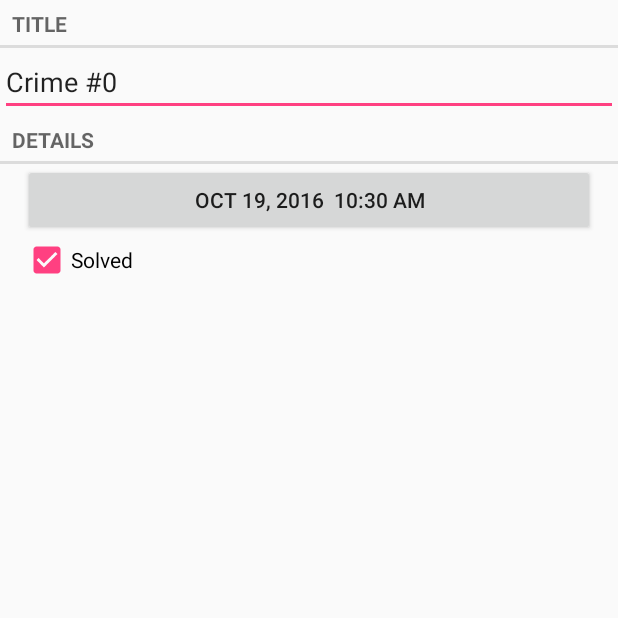
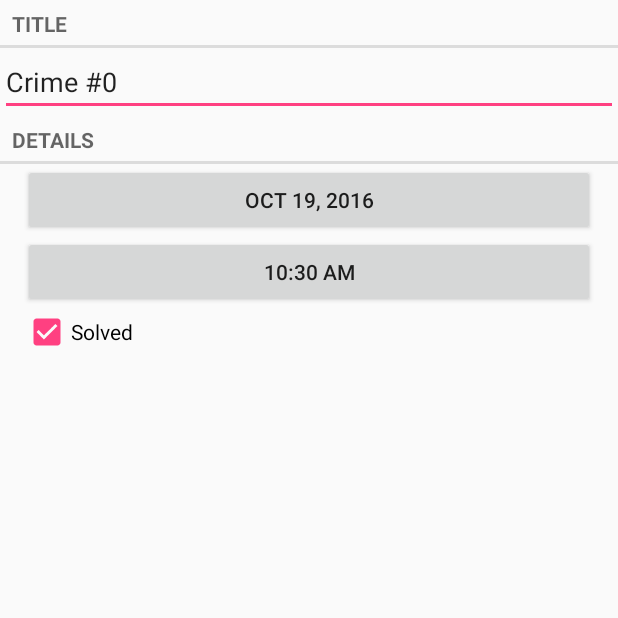
Before and after one commit to andyalam/android-playground, an Android app: the CrimeFragment screen opened directly, with no data from a screen before it, on a phone screen of 412 x 824 dp, the top half of it. Run offline under Robolectric (Android 15) with nearby library versions, the phone set to English and light mode, and no system bars.

Commit message:
added time field

```diff
--- a/CriminalIntent/app/src/main/java/com/example/andy/criminalintent/CrimeFragment.java
+++ b/CriminalIntent/app/src/main/java/com/example/andy/criminalintent/CrimeFragment.java
@@ -9,6 +9,7 @@ import android.support.v4.app.FragmentManager;
 import android.text.Editable;
 import android.text.TextWatcher;
 import android.text.format.DateFormat;
+import android.util.Log;
 import android.view.LayoutInflater;
 import android.view.View;
 import android.view.ViewGroup;
@@ -24,12 +25,15 @@ import java.util.UUID;
 public class CrimeFragment extends Fragment {
     private static final String ARG_CRIM_ID = "crime_id";
     private static final String DIALOG_DATE = "DialogDate";
+    private static final String DIALOG_TIME = "DialogTime";
 
     private static final int REQUEST_DATE = 0;
+    private static final int REQUEST_TIME = 1;
 
     private Crime mCrime;
     private EditText mTitleField;
     private Button mDateButton;
+    private Button mTimeButton;
     private CheckBox mSolvedCheckBox;
 
 
@@ -75,7 +79,6 @@ public class CrimeFragment extends Fragment {
         });
 
         mDateButton = (Button) v.findViewById(R.id.crime_date);
-
         updateDate();
         mDateButton.setOnClickListener(new View.OnClickListener() {
             @Override
@@ -84,6 +87,18 @@ public class CrimeFragment extends Fragment {
                 DatePickerFragment dialog = DatePickerFragment.newInstance(mCrime.getDate());
                 dialog.setTargetFragment(CrimeFragment.this, REQUEST_DATE);
                 dialog.show(manager, DIALOG_DATE);
+            }
+        });
+
+        mTimeButton = (Button) v.findViewById(R.id.crime_time);
+        updateTime();
+        mTimeButton.setOnClickListener(new View.OnClickListener() {
+            @Override
+            public void onClick(View v) {
+                FragmentManager manager = getFragmentManager();
+                TimePickerFragment dialog = TimePickerFragment.newInstance(mCrime.getDate());
+                dialog.setTargetFragment(CrimeFragment.this, REQUEST_TIME);
+                dialog.show(manager, DIALOG_TIME);
             }
         });
 
@@ -110,11 +125,24 @@ public class CrimeFragment extends Fragment {
             mCrime.setDate(date);
             updateDate();
         }
+
+        if (requestCode == REQUEST_TIME) {
+            // set time
+            Date date = (Date) data.getSerializableExtra(TimePickerFragment.EXTRA_TIME);
+            mCrime.setDate(date);
+            updateTime();
+        }
     }
 
     private void updateDate() {
-        SimpleDateFormat format = new SimpleDateFormat("MMM dd, yyyy  hh:mm a");
+        SimpleDateFormat format = new SimpleDateFormat("MMM dd, yyyy");
         String formatted_date = format.format(Date.parse(mCrime.getDate().toString()));
         mDateButton.setText(formatted_date);
     }
+
+    private void updateTime() {
+        SimpleDateFormat format = new SimpleDateFormat("hh:mm a");
+        String formatted_time = format.format(Date.parse(mCrime.getDate().toString()));
+        mTimeButton.setText(formatted_time);
+    }
 }
--- a/CriminalIntent/app/src/main/res/layout-land/fragment_crime.xml
+++ b/CriminalIntent/app/src/main/res/layout-land/fragment_crime.xml
@@ -41,4 +41,11 @@
                           android:text="@string/crime_solved_label"
                     />
         </LinearLayout>
+        <Button android:id="@+id/crime_time"
+                android:layout_width="match_parent"
+                android:layout_height="wrap_content"
+                android:layout_marginRight="16dp"
+                android:layout_marginLeft="16dp"
+            />
+
 </LinearLayout>
--- /dev/null
+++ b/CriminalIntent/app/src/main/res/layout/dialog_time.xml
@@ -0,0 +1,6 @@
+<?xml version="1.0" encoding="utf-8"?>
+<TimePicker xmlns:android="http://schemas.android.com/apk/res/android"
+            android:id="@+id/dialog_time_time_picker"
+            android:layout_width="wrap_content"
+            android:layout_height="wrap_content"
+            />
--- a/CriminalIntent/app/src/main/res/layout/fragment_crime.xml
+++ b/CriminalIntent/app/src/main/res/layout/fragment_crime.xml
@@ -27,6 +27,11 @@
             android:layout_marginLeft="15dp"
             android:layout_marginRight="15dp"
             />
+        <Button android:id="@+id/crime_time"
+            android:layout_width="match_parent"
+            android:layout_height="wrap_content"
+            android:layout_marginLeft="15dp"
+            android:layout_marginRight="15dp"/>
         <CheckBox android:id="@+id/crime_solved"
             android:layout_width="match_parent"
             android:layout_height="wrap_content"
--- a/CriminalIntent/app/src/main/res/values/strings.xml
+++ b/CriminalIntent/app/src/main/res/values/strings.xml
@@ -6,4 +6,5 @@
     <string name="crime_details_label">Details</string>
     <string name="crime_solved_label">Solved</string>
     <string name="date_picker_title">Date of crime:</string>
+    <string name="time_picker_title">Time of crime:</string>
 </resources>
```
Also changed, not shown: CriminalIntent/app/src/main/java/com/example/andy/criminalintent/TimePickerFragment.java (added, +91 -0 lines).
